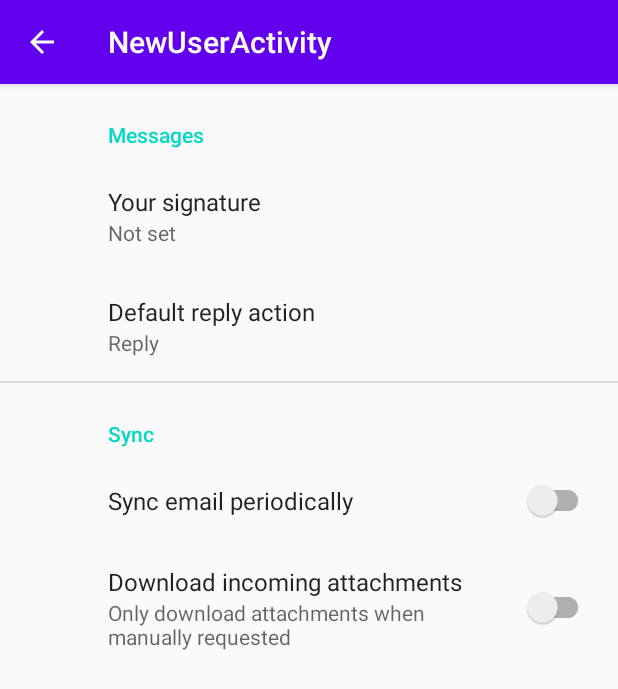
After one commit to pierre61250/AppDEN, an Android app: the NewUserActivity screen opened directly, with no data from a screen before it, on a phone screen of 412 x 824 dp. The commit adds this screen. Shown: the top 689 px of the screen. Run offline under Robolectric (Android 15) with nearby library versions, the phone set to English and light mode, and no system bars; our stand-ins replace androidx.preference.

Commit message:
user commit

```diff
--- a/app/build.gradle
+++ b/app/build.gradle
@@ -26,6 +26,7 @@ dependencies {
     implementation fileTree(dir: "libs", include: ["*.jar"])
     implementation 'androidx.appcompat:appcompat:1.1.0'
     implementation 'androidx.constraintlayout:constraintlayout:1.1.3'
+    implementation 'androidx.preference:preference:1.1.1'
     testImplementation 'junit:junit:4.12'
     androidTestImplementation 'androidx.test.ext:junit:1.1.1'
     androidTestImplementation 'androidx.test.espresso:espresso-core:3.2.0'
--- a/app/src/main/AndroidManifest.xml
+++ b/app/src/main/AndroidManifest.xml
@@ -9,7 +9,11 @@
         android:roundIcon="@mipmap/ic_launcher_round"
         android:supportsRtl="true"
         android:theme="@style/AppTheme">
-        <activity android:name=".MainActivity">
+        <activity
+            android:name=".NewUserActivity"
+            android:label="@string/title_activity_new_user"></activity>
+        <activity android:name=".MainActivity" />
+        <activity android:name=".ChoiceUserActivity">
             <intent-filter>
                 <action android:name="android.intent.action.MAIN" />
 
--- /dev/null
+++ b/app/src/main/java/com/example/appden3/NewUserActivity.java
@@ -0,0 +1,34 @@
+package com.example.appden3;
+
+import android.os.Bundle;
+
+import androidx.appcompat.app.ActionBar;
+import androidx.appcompat.app.AppCompatActivity;
+import androidx.preference.PreferenceFragmentCompat;
+
+public class NewUserActivity extends AppCompatActivity {
+
+    @Override
+    protected void onCreate(Bundle savedInstanceState) {
+        super.onCreate(savedInstanceState);
+        setContentView(R.layout.settings_activity);
+        if (savedInstanceState == null) {
+            getSupportFragmentManager()
+                    .beginTransaction()
+                    .replace(R.id.settings, new SettingsFragment())
+                    .commit();
+        }
+
+        ActionBar actionBar = getSupportActionBar();
+        if (actionBar != null) {
+            actionBar.setDisplayHomeAsUpEnabled(true);
+        }
+    }
+
+    public static class SettingsFragment extends PreferenceFragmentCompat {
+        @Override
+        public void onCreatePreferences(Bundle savedInstanceState, String rootKey) {
+            setPreferencesFromResource(R.xml.root_preferences, rootKey);
+        }
+    }
+}
--- /dev/null
+++ b/app/src/main/res/layout/settings_activity.xml
@@ -0,0 +1,9 @@
+<LinearLayout xmlns:android="http://schemas.android.com/apk/res/android"
+    android:layout_width="match_parent"
+    android:layout_height="match_parent">
+
+    <FrameLayout
+        android:id="@+id/settings"
+        android:layout_width="match_parent"
+        android:layout_height="match_parent" />
+</LinearLayout>
--- /dev/null
+++ b/app/src/main/res/values/arrays.xml
@@ -0,0 +1,12 @@
+<resources>
+    <!-- Reply Preference -->
+    <string-array name="reply_entries">
+        <item>Reply</item>
+        <item>Reply to all</item>
+    </string-array>
+
+    <string-array name="reply_values">
+        <item>reply</item>
+        <item>reply_all</item>
+    </string-array>
+</resources>
--- a/app/src/main/res/values/strings.xml
+++ b/app/src/main/res/values/strings.xml
@@ -1,3 +1,22 @@
 <resources>
     <string name="app_name">AppDEN3</string>
+
+    <string name="choice_user">Veuillez sélectionner votre profil conducteur</string>
+    <string name="new_usager">Nouveau conducteur</string>
+    <string name="title_activity_new_user">NewUserActivity</string>
+
+    <!-- Preference Titles -->
+    <string name="messages_header">Messages</string>
+    <string name="sync_header">Sync</string>
+
+    <!-- Messages Preferences -->
+    <string name="signature_title">Your signature</string>
+    <string name="reply_title">Default reply action</string>
+
+    <!-- Sync Preferences -->
+    <string name="sync_title">Sync email periodically</string>
+    <string name="attachment_title">Download incoming attachments</string>
+    <string name="attachment_summary_on">Automatically download attachments for incoming emails
+    </string>
+    <string name="attachment_summary_off">Only download attachments when manually requested</string>
 </resources>
--- /dev/null
+++ b/app/src/main/res/xml/root_preferences.xml
@@ -0,0 +1,35 @@
+<PreferenceScreen xmlns:app="http://schemas.android.com/apk/res-auto">
+
+    <PreferenceCategory app:title="@string/messages_header">
+
+        <EditTextPreference
+            app:key="signature"
+            app:title="@string/signature_title"
+            app:useSimpleSummaryProvider="true" />
+
+        <ListPreference
+            app:defaultValue="reply"
+            app:entries="@array/reply_entries"
+            app:entryValues="@array/reply_values"
+            app:key="reply"
+            app:title="@string/reply_title"
+            app:useSimpleSummaryProvider="true" />
+
+    </PreferenceCategory>
+
+    <PreferenceCategory app:title="@string/sync_header">
+
+        <SwitchPreferenceCompat
+            app:key="sync"
+            app:title="@string/sync_title" />
+
+        <SwitchPreferenceCompat
+            app:dependency="sync"
+            app:key="attachment"
+            app:summaryOff="@string/attachment_summary_off"
+            app:summaryOn="@string/attachment_summary_on"
+            app:title="@string/attachment_title" />
+
+    </PreferenceCategory>
+
+</PreferenceScreen>
```
Also changed, not shown: app/src/main/java/com/example/appden3/ChoiceUserActivity.java (added, +30 -0 lines), app/src/main/res/layout/activity_choice_user.xml (added, +28 -0 lines).
